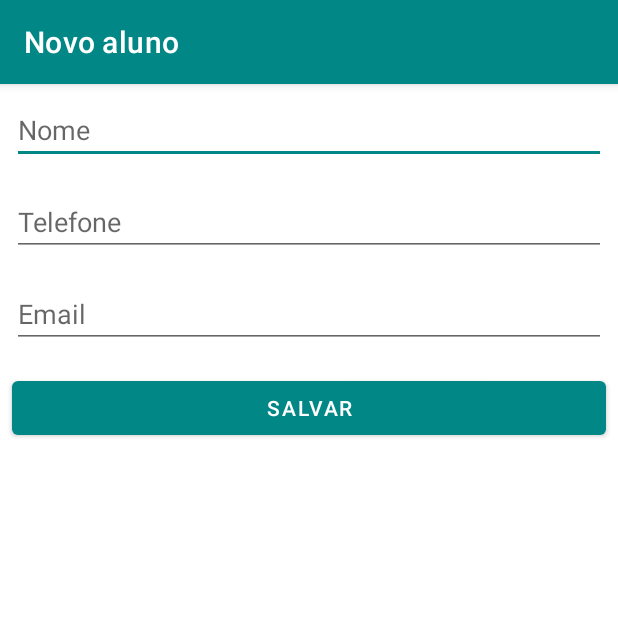
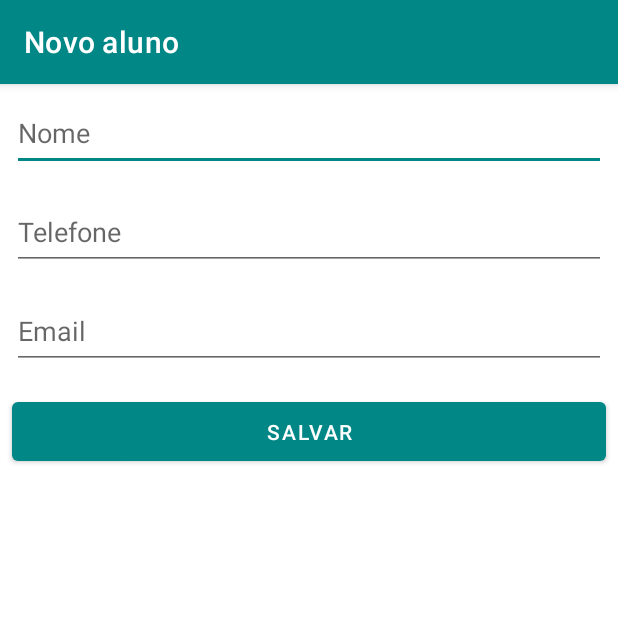
Before and after one commit to GEdO23/Agenda, an Android app: the FormularioAlunoActivity screen opened directly, with no data from a screen before it, on a phone screen of 412 x 824 dp, the top half of it. Run offline under Robolectric (Android 15) with nearby library versions, the phone set to English and light mode, and no system bars.

Commit message:
Adcionando scrollView ao formulario

```diff
--- a/app/src/main/res/layout/activity_formulario_aluno.xml
+++ b/app/src/main/res/layout/activity_formulario_aluno.xml
@@ -1,34 +1,50 @@
 <?xml version="1.0" encoding="utf-8"?>
-<LinearLayout xmlns:android="http://schemas.android.com/apk/res/android"
+
+<ScrollView xmlns:android="http://schemas.android.com/apk/res/android"
     android:layout_width="match_parent"
-    android:layout_height="match_parent"
-    android:orientation="vertical" >
+    android:layout_height="match_parent">
 
-    <EditText android:id="@+id/activity_formulario_aluno_nome"
+    <LinearLayout
         android:layout_width="match_parent"
         android:layout_height="wrap_content"
-        android:layout_margin="8dp"
-        android:hint="Nome"
-        android:inputType="textCapWords" />
+        android:orientation="vertical">
 
-    <EditText android:id="@+id/activity_formulario_aluno_telefone"
-        android:layout_width="match_parent"
-        android:layout_height="wrap_content"
-        android:layout_margin="8dp"
-        android:hint="Telefone"
-        android:inputType="phone" />
+        <EditText
+            android:id="@+id/activity_formulario_aluno_nome"
+            android:layout_width="match_parent"
+            android:layout_height="50dp"
+            android:layout_margin="8dp"
+            android:autofillHints="name"
+            android:hint="@string/activity_formulario_aluno_edit_text_nome_hint"
+            android:inputType="textCapWords" />
 
-    <EditText android:id="@+id/activity_formulario_aluno_email"
-        android:layout_width="match_parent"
-        android:layout_height="wrap_content"
-        android:layout_margin="8dp"
-        android:hint="Email"
-        android:inputType="textEmailAddress" />
+        <EditText
+            android:id="@+id/activity_formulario_aluno_telefone"
+            android:layout_width="match_parent"
+            android:layout_height="50dp"
+            android:layout_margin="8dp"
+            android:autofillHints="phone"
+            android:hint="@string/activity_formulario_aluno_edit_text_telefone_hint"
+            android:inputType="phone" />
 
-    <Button android:id="@+id/activity_formulario_aluno_botao_salvar"
-        android:layout_width="match_parent"
-        android:layout_height="wrap_content"
-        android:layout_margin="8dp"
-        android:text="Salvar" />
+        <EditText
+            android:id="@+id/activity_formulario_aluno_email"
+            android:layout_width="match_parent"
+            android:layout_height="50dp"
+            android:layout_margin="8dp"
+            android:autofillHints="emailAddress"
+            android:hint="@string/activity_formulario_aluno_edit_text_email_hint"
+            android:inputType="textEmailAddress" />
 
-</LinearLayout>
+        <Button
+            android:id="@+id/activity_formulario_aluno_botao_salvar"
+            android:layout_width="match_parent"
+            android:layout_height="wrap_content"
+            android:paddingVertical="10dp"
+            android:layout_margin="8dp"
+            android:text="@string/activity_formulario_aluno_button_salvar_text"
+             />
+
+    </LinearLayout>
+
+</ScrollView>
--- a/app/src/main/res/values/strings.xml
+++ b/app/src/main/res/values/strings.xml
@@ -2,4 +2,8 @@
     <string name="app_name">Agenda</string>
     <string name="lista_alunos">Lista de alunos</string>
     <string name="novo_aluno">Botão que adciona um novo aluno a lista de alunos</string>
+    <string name="activity_formulario_aluno_edit_text_nome_hint">Nome</string>
+    <string name="activity_formulario_aluno_edit_text_telefone_hint">Telefone</string>
+    <string name="activity_formulario_aluno_edit_text_email_hint">Email</string>
+    <string name="activity_formulario_aluno_button_salvar_text">Salvar</string>
 </resources>
```
